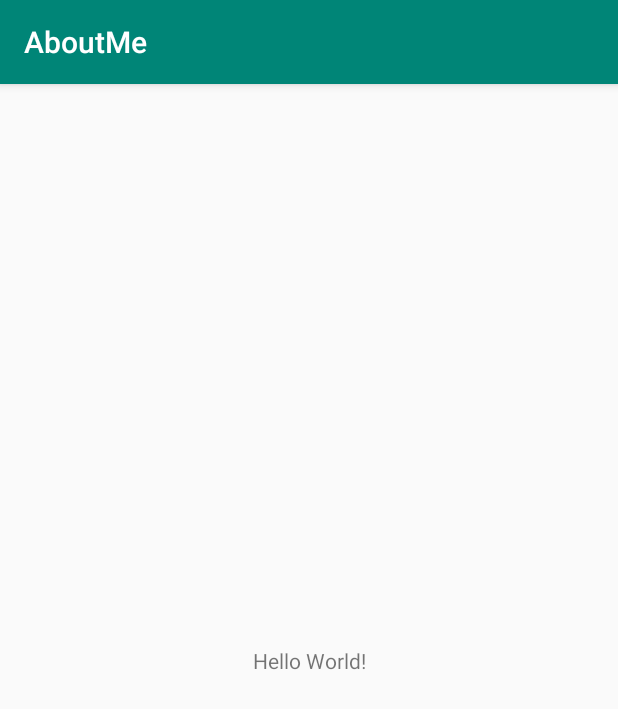
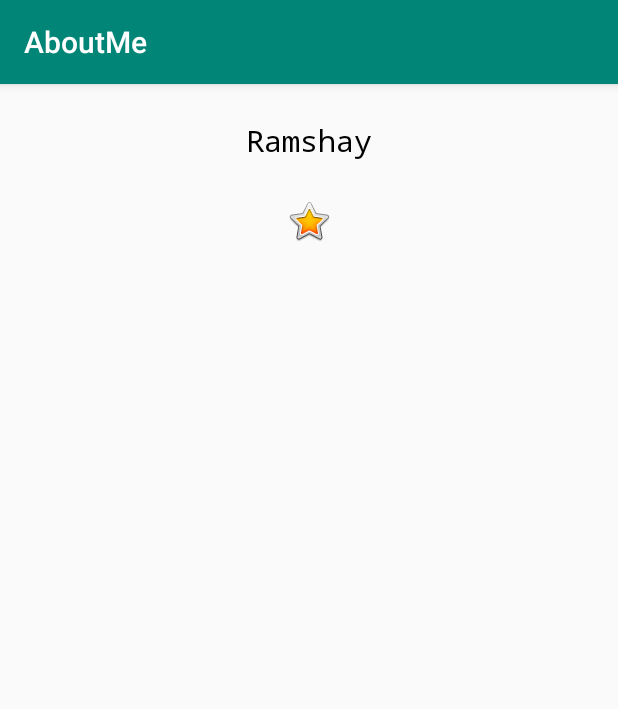
Before and after one commit to RamshaS/AboutMe, an Android app: the screen it shows after launch (MainActivity), on a phone screen of 412 x 824 dp. Shown: the top 709 px of the screen. Run offline under Robolectric (Android 15) with nearby library versions, the phone set to English and light mode, and no system bars.

Commit message:
Udacity Exercise: Add a TextView, ImageView, and Styling

```diff
--- a/app/src/main/res/layout/activity_main.xml
+++ b/app/src/main/res/layout/activity_main.xml
@@ -1,19 +1,30 @@
 <?xml version="1.0" encoding="utf-8"?>
-<androidx.constraintlayout.widget.ConstraintLayout
+<LinearLayout
     xmlns:android="http://schemas.android.com/apk/res/android"
     xmlns:tools="http://schemas.android.com/tools"
     xmlns:app="http://schemas.android.com/apk/res-auto"
     android:layout_width="match_parent"
-    android:layout_height="match_parent"
+    android:layout_height="wrap_content"
+    android:orientation="vertical"
     tools:context=".MainActivity">
 
     <TextView
-        android:layout_width="wrap_content"
+        android:id="@+id/name_text"
+        android:layout_width="match_parent"
         android:layout_height="wrap_content"
-        android:text="Hello World!"
-        app:layout_constraintBottom_toBottomOf="parent"
-        app:layout_constraintLeft_toLeftOf="parent"
-        app:layout_constraintRight_toRightOf="parent"
-        app:layout_constraintTop_toTopOf="parent" />
+        android:text="@string/my_name"
+        android:gravity="center_horizontal"
+        style="@style/NameStyle"
+        android:padding="8dp"/>
 
-</androidx.constraintlayout.widget.ConstraintLayout>
+    <ImageView
+        android:id="@+id/startImage"
+        android:layout_width="match_parent"
+        android:layout_height="wrap_content"
+        app:srcCompat="@android:drawable/btn_star_big_on"
+        tools:layout_editor_absoluteX="126dp"
+        android:contentDescription="@string/yellow_star"
+        android:layout_marginTop="16dp"
+        tools:layout_editor_absoluteY="426dp" />
+
+</LinearLayout>
--- /dev/null
+++ b/app/src/main/res/values/dimens.xml
@@ -0,0 +1,6 @@
+<?xml version="1.0" encoding="utf-8"?>
+<resources>
+    <dimen name="small_padding">8dp</dimen>
+    <dimen name="text_size">20sp</dimen>
+    <dimen name="layout_margin">16dp</dimen>
+</resources>
--- a/app/src/main/res/values/strings.xml
+++ b/app/src/main/res/values/strings.xml
@@ -1,3 +1,5 @@
 <resources>
     <string name="app_name">AboutMe</string>
+    <string name="yellow_star">Yellow star</string>
+    <string name="my_name">Ramshay</string>
 </resources>
--- a/app/src/main/res/values/styles.xml
+++ b/app/src/main/res/values/styles.xml
@@ -7,5 +7,16 @@
         <item name="colorPrimaryDark">@color/colorPrimaryDark</item>
         <item name="colorAccent">@color/colorAccent</item>
     </style>
+<!--    Custom style Adding fonts-->
 
+    <style name="NameStyle">
+        <item name="android:fontFamily">monospace</item>
+        <item name="android:paddingTop">@dimen/small_padding</item>
+        <item name="android:textSize">@dimen/text_size</item>
+        <item name="android:textColor">@android:color/black</item>
+        <item name="android:layout_marginTop">@dimen/layout_margin</item>
+
+
+
+    </style>
 </resources>
```
